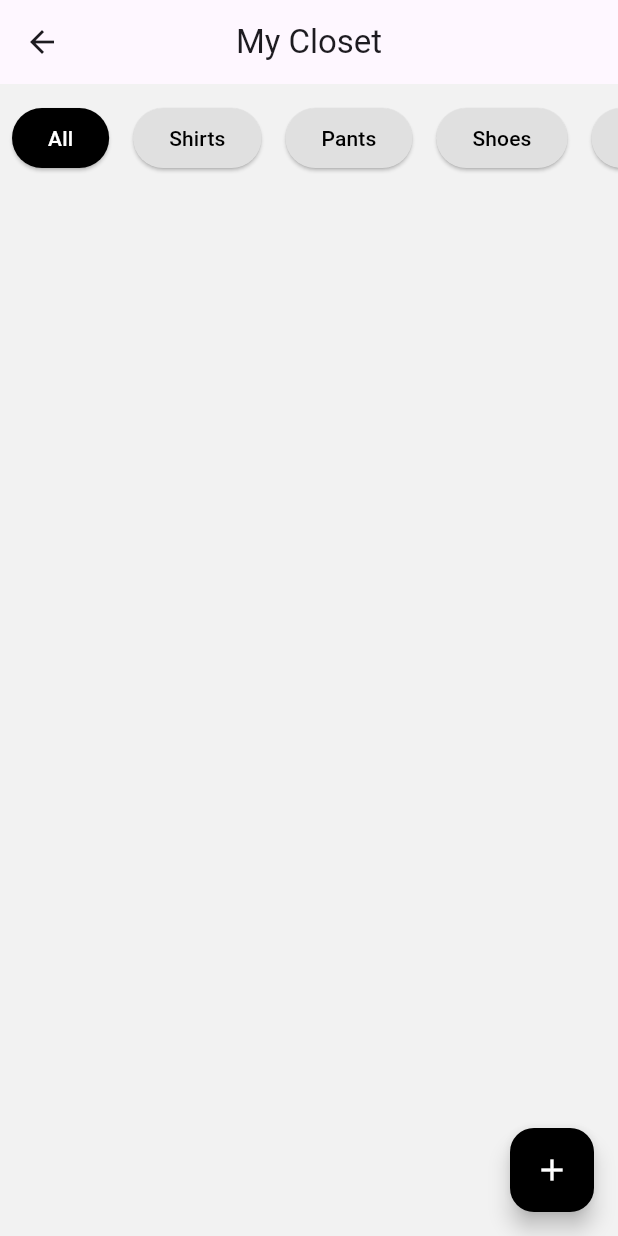
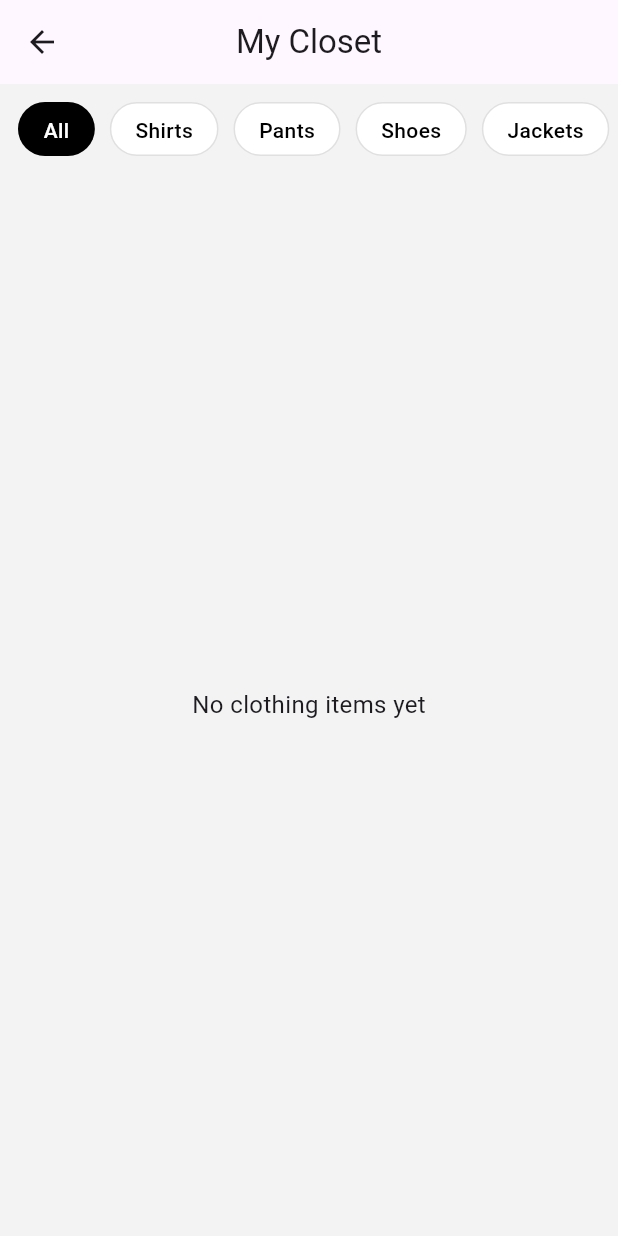
Before and after one commit to HimanshuKumarSah/personal_closet, a Flutter app: the screen it shows after launch, after a tap on "View Closet", on a phone screen of 412 x 824 dp. Run offline on Flutter 3.47's test engine with Material 3 defaults, Android fonts, the phone set to English and light mode, and no system bars; our stand-ins replace image_picker, share_plus, sqflite, sqflite_common_ffi; accounts and stored records are empty.

Commit message:
Added feature to view the clothing items in a bigger view, rather than just the small default view. Added image_viewer_screen for this and made changes to closet_screen.

```diff
--- a/lib/presentation/screens/closet_screen.dart
+++ b/lib/presentation/screens/closet_screen.dart
@@ -1,9 +1,9 @@
 import 'dart:io';
-import 'package:ai_closet/presentation/screens/add_item_screen.dart';
 import 'package:flutter/material.dart';
 
 import '../../data/models/clothing_item.dart';
 import '../../data/repositories/clothing_repository.dart';
+import 'image_viewer_screen.dart';
 
 class ClosetScreen extends StatefulWidget {
   const ClosetScreen({super.key});
@@ -16,7 +16,7 @@ class _ClosetScreenState extends State<ClosetScreen> {
   final ClothingRepository _repository = ClothingRepository();
 
   List<ClothingItem> _items = [];
-  String _selectedCategory = "All";
+  String _selectedCategory = "all";
 
   @override
   void initState() {
@@ -26,7 +26,10 @@ class _ClosetScreenState extends State<ClosetScreen> {
 
   Future<void> _loadItems() async {
     final items = await _repository.getAllClothing();
-    setState(() => _items = items);
+
+    setState(() {
+      _items = items;
+    });
   }
 
   Future<void> _deleteItem(String id) async {
@@ -34,151 +37,184 @@ class _ClosetScreenState extends State<ClosetScreen> {
     _loadItems();
   }
 
-  List<ClothingItem> get _filteredItems {
-    if (_selectedCategory == "All") return _items;
+  List<ClothingItem> get filteredItems {
+    if (_selectedCategory == "all") {
+      return _items;
+    }
 
-    return _items.where((item) {
-      final category = item.category.toLowerCase();
-      final selected = _selectedCategory.toLowerCase();
-      return category.contains(selected.substring(0, selected.length - 1));
-    }).toList();
+    return _items
+        .where((item) => item.category == _selectedCategory)
+        .toList();
+  }
+
+  Widget _categoryButton(String label, String category) {
+    final selected = _selectedCategory == category;
+
+    return GestureDetector(
+      onTap: () {
+        setState(() {
+          _selectedCategory = category;
+        });
+      },
+      child: Container(
+        padding:
+            const EdgeInsets.symmetric(horizontal: 16, vertical: 8),
+        margin: const EdgeInsets.only(right: 10),
+        decoration: BoxDecoration(
+          color: selected ? Colors.black : Colors.white,
+          borderRadius: BorderRadius.circular(20),
+          border: Border.all(color: Colors.black12),
+        ),
+        child: Text(
+          label,
+          style: TextStyle(
+            color: selected ? Colors.white : Colors.black,
+            fontWeight: FontWeight.w500,
+          ),
+        ),
+      ),
+    );
   }
 
   @override
   Widget build(BuildContext context) {
-    final isMobile = MediaQuery.of(context).size.width < 600;
+    return Scaffold(
+      backgroundColor: const Color(0xFFF3F3F3),
 
-    return Scaffold(
-      backgroundColor: const Color(0xFFF2F2F2),
       appBar: AppBar(
         title: const Text("My Closet"),
         centerTitle: true,
       ),
+
       body: Column(
         children: [
 
-          const SizedBox(height: 12),
-
-          SingleChildScrollView(
+          /// Category Filter
+          SizedBox(
+            height: 60,
+            child: ListView(
               scrollDirection: Axis.horizontal,
-            child: Row(
+              padding: const EdgeInsets.all(12),
               children: [
-                _filterButton("All"),
-                _filterButton("Shirts"),
-                _filterButton("Pants"),
-                _filterButton("Shoes"),
-                _filterButton("Jackets"),
-                _filterButton("Caps"),
+                _categoryButton("All", "all"),
+                _categoryButton("Shirts", "shirts"),
+                _categoryButton("Pants", "pants"),
+                _categoryButton("Shoes", "shoes"),
+                _categoryButton("Jackets", "jackets"),
+                _categoryButton("Caps", "caps"),
               ],
             ),
           ),
 
-          const SizedBox(height: 16),
-
+          /// Closet Grid
           Expanded(
-            child: GridView.builder(
-              padding:
-                  const EdgeInsets.symmetric(horizontal: 16),
+            child: filteredItems.isEmpty
+                ? const Center(
+                    child: Text(
+                      "No clothing items yet",
+                      style: TextStyle(fontSize: 16),
+                    ),
+                  )
+                : GridView.builder(
+                    padding: const EdgeInsets.all(12),
+                    itemCount: filteredItems.length,
                     gridDelegate:
-                  SliverGridDelegateWithFixedCrossAxisCount(
-                crossAxisCount: isMobile ? 2 : 3,
-                crossAxisSpacing: 16,
-                mainAxisSpacing: 16,
+                        const SliverGridDelegateWithFixedCrossAxisCount(
+                      crossAxisCount: 2,
+                      crossAxisSpacing: 12,
+                      mainAxisSpacing: 12,
                       childAspectRatio: 0.75,
                     ),
-              itemCount: _filteredItems.length,
                     itemBuilder: (context, index) {
-                final item = _filteredItems[index];
+                      final item = filteredItems[index];
 
                       return Container(
                         decoration: BoxDecoration(
+                          color: Colors.white,
                           borderRadius: BorderRadius.circular(16),
-                    color: Colors.white,
-                  ),
-                  child: Stack(
-                    children: [
-                      Column(
-                        children: [
-                          Expanded(
-                            child: Image.file(
-                              File(item.imagePath),
-                              fit: BoxFit.contain,
-                              width: double.infinity,
-                            ),
-                          ),
-                          Padding(
-                            padding:
-                                const EdgeInsets.all(8),
-                            child: Text(
-                              item.name,
-                              textAlign:
-                                  TextAlign.center,
-                              maxLines: 1,
-                              overflow:
-                                  TextOverflow.ellipsis,
-                            ),
+                          boxShadow: [
+                            BoxShadow(
+                              blurRadius: 10,
+                              offset: const Offset(0, 4),
+                              color: Colors.black.withOpacity(0.08),
                             )
                           ],
                         ),
-                      Positioned(
-                        top: 10,
-                        right: 10,
+                        child: Column(
+                          children: [
+
+                            /// Image
+                            Expanded(
                               child: GestureDetector(
-                          onTap: () =>
-                              _deleteItem(item.id),
-                          child: const CircleAvatar(
-                            radius: 12,
-                            backgroundColor:
-                                Colors.red,
-                            child: Icon(
-                              Icons.delete,
-                              size: 14,
-                              color: Colors.white,
+                                onTap: () {
+                                  Navigator.push(
+                                    context,
+                                    MaterialPageRoute(
+                                      builder: (_) =>
+                                          ImageViewerScreen(
+                                        imagePath: item.imagePath,
+                                        name: item.name,
+                                      ),
+                                    ),
+                                  );
+                                },
+                                child: ClipRRect(
+                                  borderRadius:
+                                      const BorderRadius.vertical(
+                                    top: Radius.circular(16),
+                                  ),
+                                  child: Image.file(
+                                    File(item.imagePath),
+                                    width: double.infinity,
+                                    fit: BoxFit.cover,
                                   ),
                                 ),
                               ),
-                      )
+                            ),
+
+                            /// Clothing Info
+                            Padding(
+                              padding:
+                                  const EdgeInsets.symmetric(
+                                      horizontal: 8, vertical: 6),
+                              child: Column(
+                                children: [
+                                  Text(
+                                    item.name,
+                                    style: const TextStyle(
+                                      fontWeight: FontWeight.w600,
+                                    ),
+                                    textAlign: TextAlign.center,
+                                  ),
+
+                                  const SizedBox(height: 2),
+
+                                  Text(
+                                    "${item.category} • ${item.color}",
+                                    style: const TextStyle(
+                                      fontSize: 12,
+                                      color: Colors.grey,
+                                    ),
+                                  ),
+                                ],
+                              ),
+                            ),
+
+                            /// Delete Button
+                            IconButton(
+                              icon: const Icon(Icons.delete,
+                                  color: Colors.red),
+                              onPressed: () {
+                                _deleteItem(item.id);
+                              },
+                            ),
                           ],
                         ),
                       );
                     },
                   ),
-          )
+          ),
         ],
-      ),
-      floatingActionButton: FloatingActionButton(
-        onPressed: () async {
-          await Navigator.push(
-            context,
-            MaterialPageRoute(
-              builder: (_) => const AddItemScreen(),
-            ),
-          );
-          _loadItems();
-        },
-        backgroundColor: Colors.black,
-        child: const Icon(Icons.add, color: Colors.white),
-      ),
-    );
-  }
-
-  Widget _filterButton(String category) {
-    final selected =
-        _selectedCategory == category;
-
-    return Padding(
-      padding:
-          const EdgeInsets.symmetric(horizontal: 8),
-      child: ElevatedButton(
-        style: ElevatedButton.styleFrom(
-          backgroundColor:
-              selected ? Colors.black : Colors.grey[300],
-          foregroundColor:
-              selected ? Colors.white : Colors.black,
-        ),
-        onPressed: () =>
-            setState(() => _selectedCategory = category),
-        child: Text(category),
       ),
     );
   }
```
Also changed, not shown: lib/presentation/screens/image_viewer_screen.dart (added, +36 -0 lines). Lines whose indentation alone changed are shown as unchanged.
